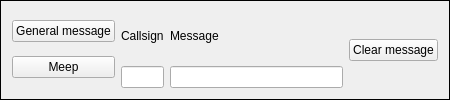
Above: mqt/MqtKSTClient/kstsendmeepframe.ui from Rsclub22/Minos2-Mirror before the change. Below: the same form after it.
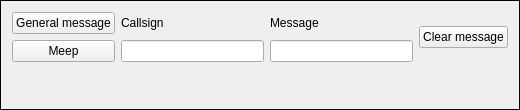
That is the form after the change.

Diff of the .ui file:
```diff
--- a/mqt/MqtKSTClient/kstsendmeepframe.ui
+++ b/mqt/MqtKSTClient/kstsendmeepframe.ui
@@ -2,10 +2,20 @@
 <ui version="4.0">
  <class>KSTSendMeepFrame</class>
         <widget class="QFrame" name="KSTSendMeepFrame">
+  <property name="geometry">
+   <rect>
+    <x>0</x>
+    <y>0</y>
+    <width>520</width>
+    <height>110</height>
+   </rect>
+  </property>
          <property name="frameShape">
           <enum>QFrame::Shape::Box</enum>
          </property>
-         <layout class="QHBoxLayout" name="horizontalLayout_6" stretch="1,1,4,0">
+  <layout class="QVBoxLayout" name="verticalLayout">
+   <item>
+    <layout class="QHBoxLayout" name="horizontalLayout">
           <item>
            <layout class="QVBoxLayout" name="verticalLayout_3">
             <item>
@@ -68,8 +78,22 @@
            </widget>
           </item>
          </layout>
-        </widget>
-
+   </item>
+   <item>
+    <spacer name="verticalSpacer">
+     <property name="orientation">
+      <enum>Qt::Orientation::Vertical</enum>
+     </property>
+     <property name="sizeHint" stdset="0">
+      <size>
+       <width>20</width>
+       <height>15</height>
+      </size>
+     </property>
+    </spacer>
+   </item>
+  </layout>
+ </widget>
  <resources/>
  <connections/>
 </ui>
```
Lines whose indentation alone changed are shown as unchanged.
